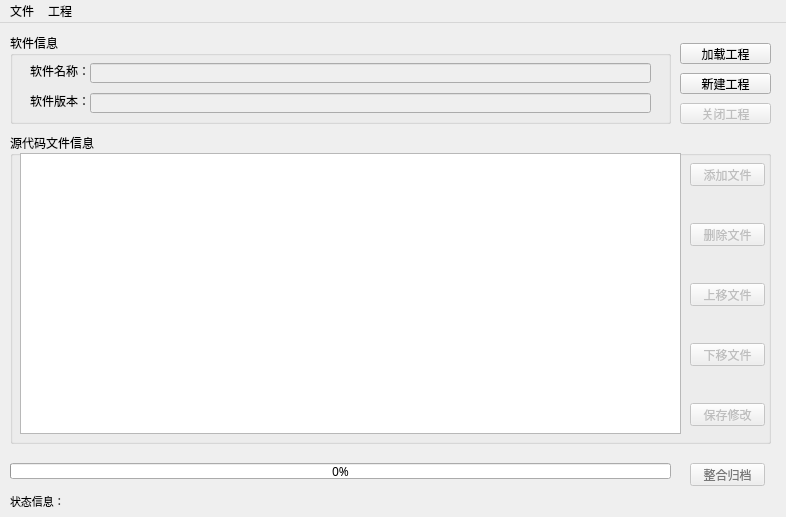
Above: ui_designer/main.ui from swx-opentech/SCRM-Generator before the change. Below: the same form after it.
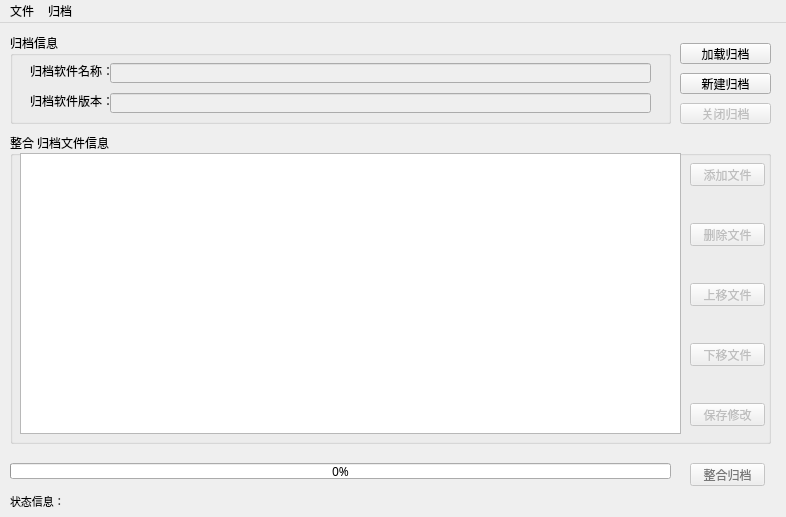
That is the form after the change.

```diff
--- a/ui_designer/main.ui
+++ b/ui_designer/main.ui
@@ -35,19 +35,19 @@
      </font>
     </property>
     <property name="title">
-     <string>软件信息</string>
+     <string>归档信息</string>
     </property>
     <widget class="QLabel" name="label">
      <property name="geometry">
       <rect>
        <x>20</x>
        <y>30</y>
-       <width>60</width>
+       <width>81</width>
        <height>16</height>
       </rect>
      </property>
      <property name="text">
-      <string>软件名称：</string>
+      <string>归档软件名称：</string>
      </property>
     </widget>
     <widget class="QLineEdit" name="SoftwareName">
@@ -56,9 +56,9 @@
      </property>
      <property name="geometry">
       <rect>
-       <x>80</x>
+       <x>100</x>
        <y>30</y>
-       <width>561</width>
+       <width>541</width>
        <height>20</height>
       </rect>
      </property>
@@ -71,12 +71,12 @@
       <rect>
        <x>20</x>
        <y>60</y>
-       <width>60</width>
+       <width>81</width>
        <height>16</height>
       </rect>
      </property>
      <property name="text">
-      <string>软件版本：</string>
+      <string>归档软件版本：</string>
      </property>
     </widget>
     <widget class="QLineEdit" name="SoftwareVersion">
@@ -85,9 +85,9 @@
      </property>
      <property name="geometry">
       <rect>
-       <x>80</x>
+       <x>100</x>
        <y>60</y>
-       <width>561</width>
+       <width>541</width>
        <height>20</height>
       </rect>
      </property>
@@ -112,7 +112,7 @@
      </font>
     </property>
     <property name="title">
-     <string>源代码文件信息</string>
+     <string>整合 归档文件信息</string>
     </property>
     <widget class="QListWidget" name="CodeFiles">
      <property name="geometry">
@@ -288,8 +288,13 @@
       <height>21</height>
      </rect>
     </property>
+    <property name="font">
+     <font>
+      <pointsize>9</pointsize>
+     </font>
+    </property>
     <property name="text">
-     <string>加载工程</string>
+     <string>加载归档</string>
     </property>
    </widget>
    <widget class="QPushButton" name="NewBtn">
@@ -301,8 +306,13 @@
       <height>21</height>
      </rect>
     </property>
+    <property name="font">
+     <font>
+      <pointsize>9</pointsize>
+     </font>
+    </property>
     <property name="text">
-     <string>新建工程</string>
+     <string>新建归档</string>
     </property>
    </widget>
    <widget class="QPushButton" name="ClosePro">
@@ -317,8 +327,13 @@
       <height>21</height>
      </rect>
     </property>
+    <property name="font">
+     <font>
+      <pointsize>9</pointsize>
+     </font>
+    </property>
     <property name="text">
-     <string>关闭工程</string>
+     <string>关闭归档</string>
     </property>
    </widget>
    <widget class="QProgressBar" name="ProgressBar">
@@ -431,7 +446,7 @@
    </widget>
    <widget class="QMenu" name="ProjectMenu">
     <property name="title">
-     <string>工程</string>
+     <string>归档</string>
     </property>
     <addaction name="LoadBtn_Menu"/>
     <addaction name="NewBtn_Menu"/>
```
Left out of the diff: 7 changed lines with no effect on the pictures.
